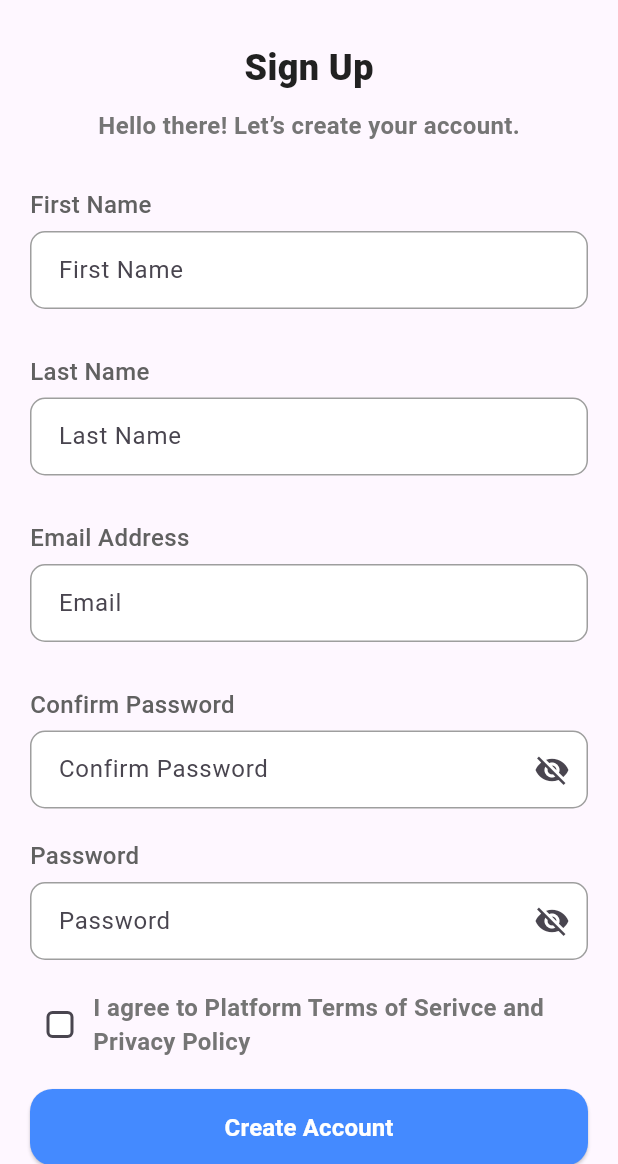
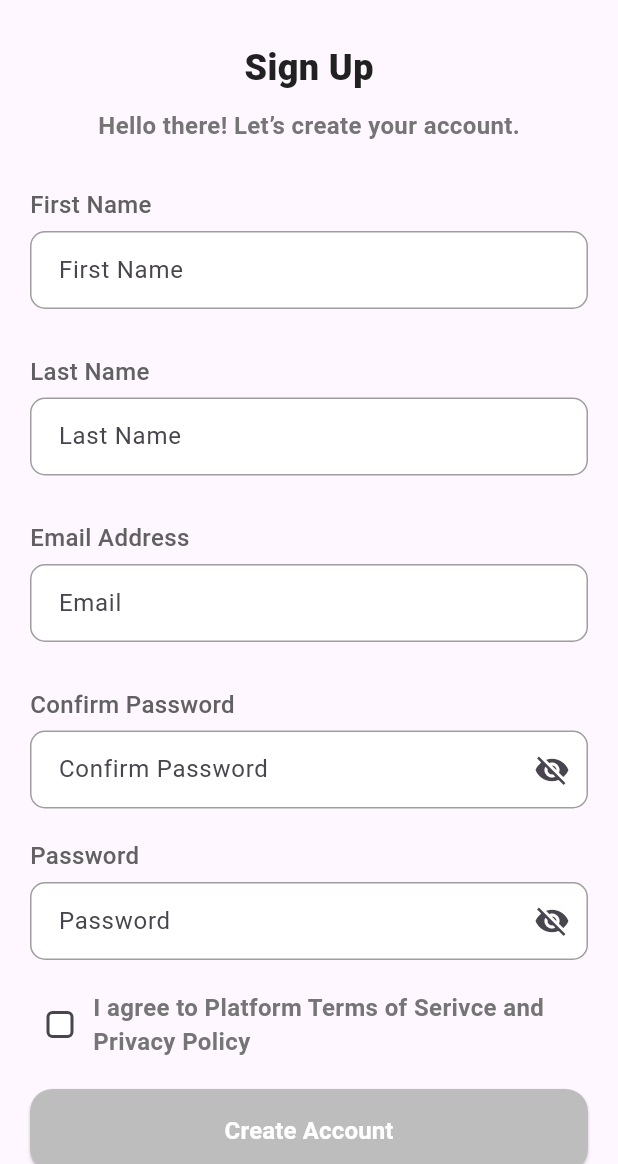
Before and after one commit to mhkaycey/HNG_AUTH, a Flutter app: the screen it shows after launch, after a tap on "Sign Up?", on a phone screen of 412 x 824 dp, the part 72-1236 px from its top. Run offline on Flutter 3.47's test engine with Material 3 defaults, Android fonts, the phone set to English and light mode, and no system bars; our stand-ins replace flutter_svg, logger.

Commit message:
feat: implement form validation and enhance UI components in login and registration screens

```diff
--- a/auth_ui/lib/screens/login_screen.dart
+++ b/auth_ui/lib/screens/login_screen.dart
@@ -23,7 +23,22 @@ class _LoginState extends State<Login> {
     passwordController.dispose();
     emailController.dispose();
     super.dispose();
+  }  @override
+  void initState() {
+  super.initState();
+  emailController.addListener(_validateForm);
+  passwordController.addListener(_validateForm);
 }
+  bool isFormValid = false;
+
+void _validateForm() {
+  setState(() {
+    isFormValid =
+        emailController.text.isNotEmpty &&
+        passwordController.text.isNotEmpty;
+  });
+}
+
   var logger = Logger();
 
   @override
@@ -74,6 +89,7 @@ class _LoginState extends State<Login> {
   ),
 ),
       body: SingleChildScrollView(
+        child: Center(
           child: Container(
             padding: EdgeInsets.symmetric(horizontal: 20.0, vertical: 20.0),
             child: Column(
@@ -122,8 +138,11 @@ class _LoginState extends State<Login> {
                  SizedBox(height:20.0),
                 AuthButton(
                 title: "Login",
+                isEnabled: isFormValid,
                 onPressed: () {
+                if (isFormValid) {
                   logger.i("Login clicked");
+                }
               },
               ),
                SizedBox(height:25.0),
@@ -132,7 +151,7 @@ class _LoginState extends State<Login> {
                     style:TextStyle(
                       fontSize: 16.0,
                       fontWeight: FontWeight.w800,
-                    color: Colors.lightBlue[600],
+                      color: Colors.lightBlue[400],
                     ),
                   ),
                 SizedBox(height:35.0),
@@ -183,6 +202,7 @@ class _LoginState extends State<Login> {
             ),
           ),
         ),
+      ),
     );
   }
 }
--- a/auth_ui/lib/screens/register_screen.dart
+++ b/auth_ui/lib/screens/register_screen.dart
@@ -31,8 +31,31 @@ class _RegisterState extends State<Register> {
     lastnameController.dispose();
     super.dispose();
   }
+     @override
+  void initState() {
+  super.initState();
+
+  firstnameController.addListener(_validateForm);
+  lastnameController.addListener(_validateForm);
+  emailController.addListener(_validateForm);
+  passwordController.addListener(_validateForm);
+  confirmPasswordController.addListener(_validateForm);
+}
+
   var logger = Logger();
+  bool isFormValid = false;
 
+void _validateForm() {
+  setState(() {
+    isFormValid =
+    firstnameController.text.isNotEmpty &&
+    lastnameController.text.isNotEmpty &&
+    emailController.text.isNotEmpty &&
+    confirmPasswordController.text.isNotEmpty &&
+    passwordController.text.isNotEmpty &&
+    passwordController.text == confirmPasswordController.text;
+  });
+}
   @override
   Widget build(BuildContext context) {
      return  Scaffold(
@@ -81,7 +104,9 @@ class _RegisterState extends State<Register> {
   ),
 ),
       body: SingleChildScrollView(
+        child: Center(
           child: Container(
+
             padding: EdgeInsets.symmetric(horizontal: 20.0, vertical: 20.0),
             child: Column(
               children: [
@@ -152,8 +177,11 @@ class _RegisterState extends State<Register> {
                  SizedBox(height:20.0),
                 AuthButton(
                 title: "Create Account",
+                isEnabled: isFormValid,
                 onPressed: () {
-                logger.i("Create Account clicked");
+                if (isFormValid) {
+                  logger.i("Login clicked");
+                }
                 },
               ),
                 SizedBox(height:30.0),
@@ -205,6 +233,7 @@ class _RegisterState extends State<Register> {
             ),
           ),
         ),
+      ),
     );
   }
 }
--- a/auth_ui/lib/widgets/components/auth_button.dart
+++ b/auth_ui/lib/widgets/components/auth_button.dart
@@ -3,23 +3,30 @@ import 'package:flutter/material.dart';
 class AuthButton extends StatelessWidget {
   final String title;
   final VoidCallback onPressed;
+  final bool isEnabled;
 
   const AuthButton({
     super.key,
     required this.title,
     required this.onPressed,
+       this.isEnabled = true,
   });
 
   @override
   Widget build(BuildContext context) {
+  final screenWidth = MediaQuery.of(context).size.width;
+  final buttonWidth = screenWidth > 600
+      ? screenWidth * 0.7
+      : screenWidth;
     return SizedBox(
-      width: double.infinity,
+      width: buttonWidth,
       child: ElevatedButton(
         onPressed: onPressed,
         style: ElevatedButton.styleFrom(
-          backgroundColor: Colors.blueAccent,
+          backgroundColor:
+              isEnabled ? Colors.blueAccent : Colors.grey[400],
           foregroundColor: Colors.white,
-          padding: const EdgeInsets.symmetric(vertical: 14.0),
+          padding: const EdgeInsets.symmetric(vertical: 16.0 ),
           shape: RoundedRectangleBorder(
             borderRadius: BorderRadius.circular(15.0),
           ),
--- a/auth_ui/lib/widgets/components/custom_checkbutton.dart
+++ b/auth_ui/lib/widgets/components/custom_checkbutton.dart
@@ -27,7 +27,13 @@ class _CustomCheckboxState extends State<CustomCheckbox> {
 
   @override
   Widget build(BuildContext context) {
-    return Row(
+      final screenWidth = MediaQuery.of(context).size.width;
+  final buttonWidth = screenWidth > 600
+      ? screenWidth * 0.7
+      : screenWidth;
+    return SizedBox(
+      width: buttonWidth,
+      child: Row(
         children: [
       Checkbox(
         value: _isChecked,
@@ -65,6 +71,7 @@ class _CustomCheckboxState extends State<CustomCheckbox> {
         ),
       ),
         ],
+      ),
     );
   }
 }
--- a/auth_ui/lib/widgets/components/custom_input.dart
+++ b/auth_ui/lib/widgets/components/custom_input.dart
@@ -25,7 +25,14 @@ class _CustomInputState extends State<CustomInput> {
 
   @override
   Widget build(BuildContext context) {
-    return Column(
+     final screenWidth = MediaQuery.of(context).size.width;
+  final inputWidth = screenWidth > 600
+      ? screenWidth * 0.7
+      : screenWidth;
+
+    return SizedBox(
+      width: inputWidth,
+      child: Column(
         crossAxisAlignment: CrossAxisAlignment.start,
         children: [
           if (widget.label != null)
@@ -72,6 +79,7 @@ class _CustomInputState extends State<CustomInput> {
             ),
           ),
         ],
+      ),
     );
   }
 }
--- a/auth_ui/lib/widgets/components/provider_button.dart
+++ b/auth_ui/lib/widgets/components/provider_button.dart
@@ -15,8 +15,14 @@ class SvgBorderButton extends StatelessWidget {
 
   @override
   Widget build(BuildContext context) {
+     final screenWidth = MediaQuery.of(context).size.width;
+  final buttonWidth = screenWidth > 600
+      ? screenWidth * 0.7
+      : screenWidth;
     return GestureDetector(
       onTap: onPressed,
+      child: SizedBox(
+        width: buttonWidth,
         child: Container(
           width: double.infinity,
           padding: const EdgeInsets.symmetric(horizontal: 16, vertical: 14),
@@ -35,7 +41,7 @@ class SvgBorderButton extends StatelessWidget {
         ),
 
           child: Row(
-          mainAxisSize: MainAxisSize.min,
+           mainAxisAlignment: MainAxisAlignment.center,
             crossAxisAlignment: CrossAxisAlignment.center,
             children: [
 
@@ -46,7 +52,7 @@ class SvgBorderButton extends StatelessWidget {
                 placeholderBuilder: (context) => const Icon(Icons.image_not_supported, size: 24),
               ),
 
-            const SizedBox(width: 20),
+               SizedBox(width: screenWidth > 600 ? 40 : 20),
 
 
               Container(
@@ -55,22 +61,25 @@ class SvgBorderButton extends StatelessWidget {
                 color: Colors.grey,
               ),
 
-            const SizedBox(width: 20),
+              // SizedBox(width: screenWidth > 600 ? 60 : 20),
 
 
-            Center(
+              Expanded(
+                child: Center(
                   child: Text(
                     title,
                     style: TextStyle(
-                  fontSize: 20,
+                      fontSize: 16,
                       fontWeight: FontWeight.w600,
                       color: Colors.grey[700],
+                    ),
                   ),
                 ),
               ),
             ],
           ),
         ),
+      ),
     );
   }
 }
```
Also changed, not shown: 3 other files. Lines whose indentation alone changed are shown as unchanged.
